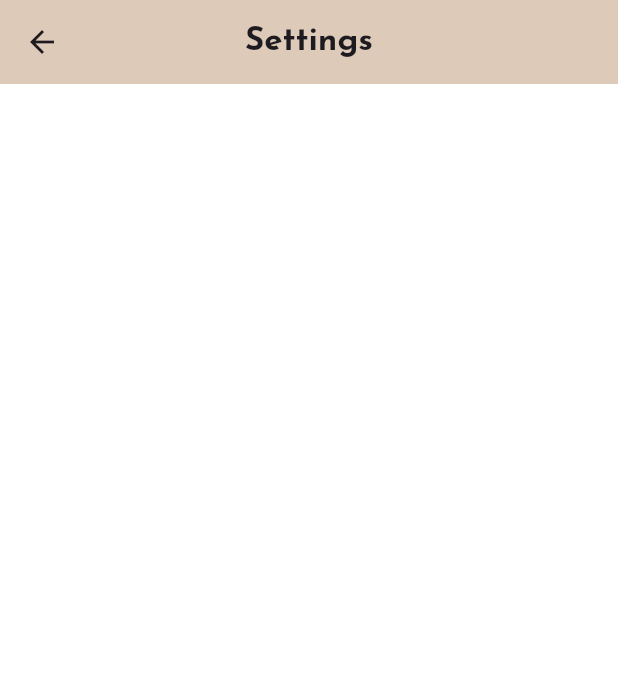
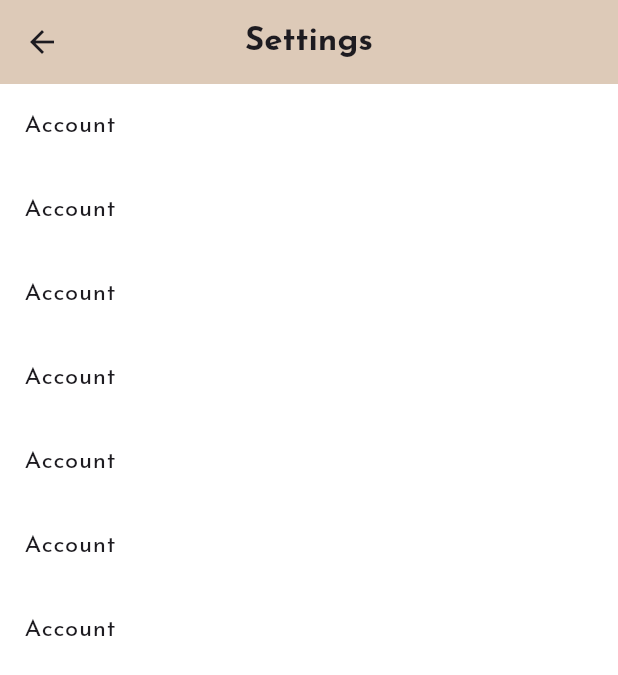
Before and after one commit to hanzeduardodedios1/whiskr, a Flutter app: the SettingsPage screen opened directly, on a phone screen of 412 x 824 dp. Shown: the top 675 px of the screen. Run offline on Flutter 3.47's test engine with Material 3 defaults, Android fonts, the phone set to English and light mode, and no system bars; our stand-ins replace firebase_auth, firebase_core, google_fonts; accounts and stored records are empty; generated files the repository leaves out were written again.

Commit message:
initial commit flutter project, whiskr app

```diff
--- a/lib/homepage.dart
+++ b/lib/homepage.dart
@@ -63,7 +63,7 @@ int currentSelectedMinute = 25;
             ListTile(
               leading: Icon(Icons.settings),
               title: Text('Settings'),
-              onTap: () => Navigator.of(context).push(MaterialPageRoute(builder: (context) => SettingsPage())),
+              onTap: () => Navigator.push( context, MaterialPageRoute(builder: (context) => SettingsPage()), ),
             )
 
           ],
--- a/lib/settings.dart
+++ b/lib/settings.dart
@@ -18,8 +18,32 @@ class _SettingsPageState extends State<SettingsPage> {
         title: Text('Settings',
         style: TextStyle(
           fontWeight: FontWeight.bold,
-
         ),),
+      ),
+      body: ListView(
+        children: [
+          ListTile(
+            title: Text('Account'),
+          ),
+          ListTile(
+            title: Text('Account'),
+          ),
+          ListTile(
+            title: Text('Account'),
+          ),
+          ListTile(
+            title: Text('Account'),
+          ),
+          ListTile(
+            title: Text('Account'),
+          ),
+          ListTile(
+            title: Text('Account'),
+          ),
+          ListTile(
+            title: Text('Account'),
+          ),
+        ],
       ),
     );
   }
```
